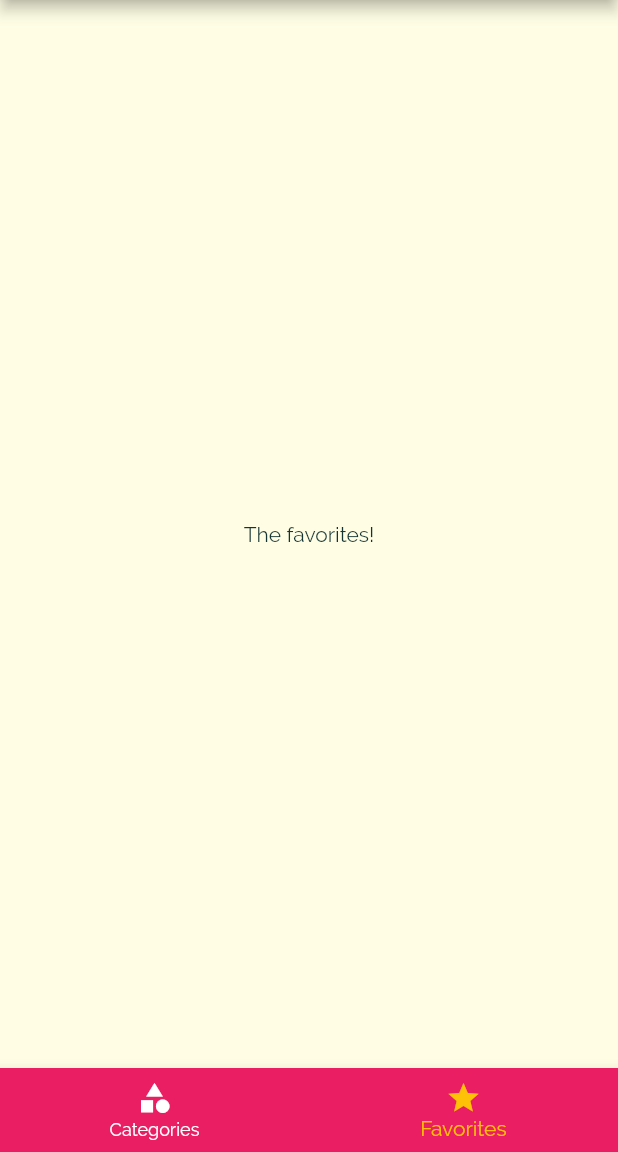
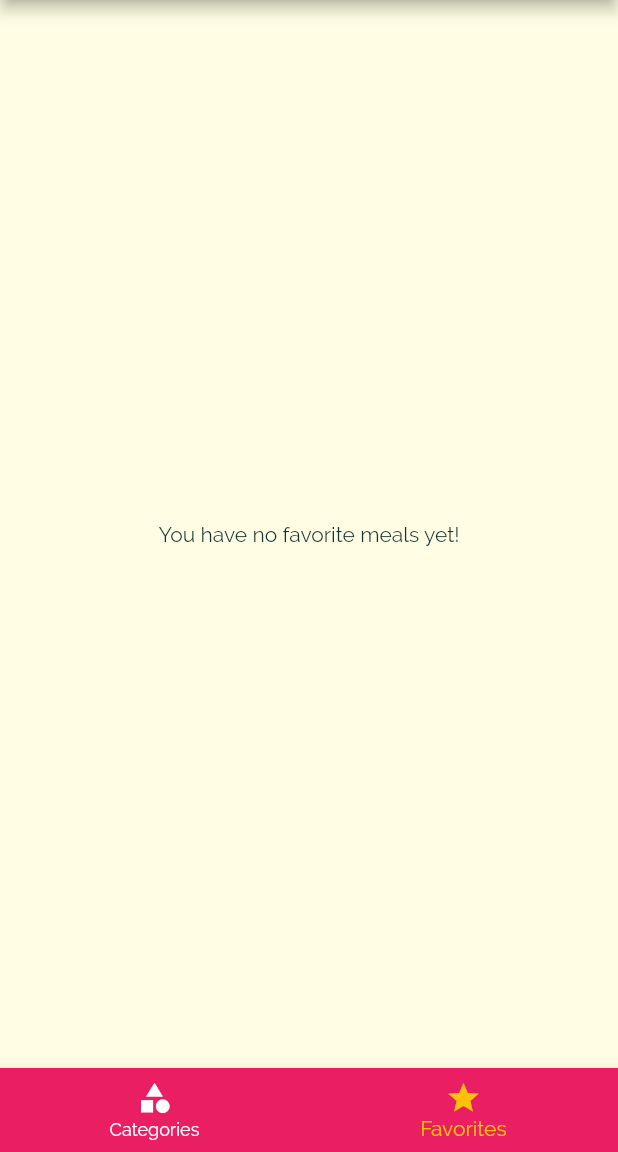
Before and after one commit to gm1357/dev_meals, a Flutter app: the screen it shows after launch, item 2 of the bottom bar chosen, on a phone screen of 412 x 824 dp, the part 84-1236 px from its top. Run offline on Flutter 3.47's test engine with Material 2 defaults, Android fonts, the phone set to English and light mode, and no system bars.

Commit message:
Implementado página de favoritos

```diff
--- a/lib/main.dart
+++ b/lib/main.dart
@@ -23,6 +23,26 @@ class _MyAppState extends State<MyApp> {
     'vegan': false,
   };
   List<Meal> _availableMeals = DUMMY_MEALS;
+  List<Meal> _favoriteMeals = [];
+
+  void _toggleFavorite(String mealId) {
+    final existingIndex =
+        _favoriteMeals.indexWhere((meal) => meal.id == mealId);
+
+    if (existingIndex >= 0) {
+      setState(() {
+        _favoriteMeals.removeAt(existingIndex);
+      });
+    } else {
+      setState(() {
+        _favoriteMeals.add(DUMMY_MEALS.firstWhere((meal) => meal.id == mealId));
+      });
+    }
+  }
+
+  bool _isMealFavorite(String mealId) {
+    return _favoriteMeals.any((meal) => meal.id == mealId);
+  }
 
   void _setFilters(Map<String, bool> filteredData) {
     setState(() {
@@ -74,9 +94,10 @@ class _MyAppState extends State<MyApp> {
             ),
       ),
       routes: {
-        '/': (ctx) => TabsScreen(),
-        CategoryMealsScreen.routeName: (ctx) => CategoryMealsScreen(_availableMeals),
-        MealDetailScreen.routeName: (ctx) => MealDetailScreen(),
+        '/': (ctx) => TabsScreen(_favoriteMeals),
+        CategoryMealsScreen.routeName: (ctx) =>
+            CategoryMealsScreen(_availableMeals),
+        MealDetailScreen.routeName: (ctx) => MealDetailScreen(_toggleFavorite, _isMealFavorite),
         FiltersScreen.routeName: (ctx) => FiltersScreen(_filters, _setFilters),
       },
       onUnknownRoute: (settings) =>
--- a/lib/screens/favorites_screen.dart
+++ b/lib/screens/favorites_screen.dart
@@ -1,10 +1,33 @@
 import 'package:flutter/material.dart';
 
+import '../models/meal.dart';
+import '../widgets/meal_item.dart';
+
 class FavoritesScreen extends StatelessWidget {
+  final List<Meal> favoriteMeals;
+
+  FavoritesScreen(this.favoriteMeals);
+
   @override
   Widget build(BuildContext context) {
-    return Center(
-      child: Text('The favorites!'),
-    );
+    if (favoriteMeals.isEmpty) {
+      return Center(
+        child: Text('You have no favorite meals yet!'),
+      );
+    } else {
+      return ListView.builder(
+        itemBuilder: (ctx, index) {
+          return MealItem(
+            id: favoriteMeals[index].id,
+            title: favoriteMeals[index].title,
+            affordability: favoriteMeals[index].affordability,
+            complexity: favoriteMeals[index].complexity,
+            duration: favoriteMeals[index].duration,
+            imageUrl: favoriteMeals[index].imageUrl,
+          );
+        },
+        itemCount: favoriteMeals.length,
+      );
+    }
   }
 }
--- a/lib/screens/tabs_screen.dart
+++ b/lib/screens/tabs_screen.dart
@@ -3,19 +3,37 @@ import 'package:flutter/material.dart';
 import '../widgets/main_drawer.dart';
 import './categories_screen.dart';
 import './favorites_screen.dart';
+import '../models/meal.dart';
 
 class TabsScreen extends StatefulWidget {
+  final List<Meal> favoriteMeals;
+
+  TabsScreen(this.favoriteMeals);
+
   @override
   _TabsScreenState createState() => _TabsScreenState();
 }
 
 class _TabsScreenState extends State<TabsScreen> {
-  final List<Map<String, Object>> _pages = [
-    {'page': CategoriesScreen(), 'title': 'Categories'},
-    {'page': FavoritesScreen(), 'title': 'Your favorites'},
-  ];
+  List<Map<String, Object>> _pages;
 
   int _selectedIndex = 0;
+
+  @override
+  void initState() {
+    _pages = [
+      {
+        'page': CategoriesScreen(),
+        'title': 'Categories',
+      },
+      {
+        'page': FavoritesScreen(widget.favoriteMeals),
+        'title': 'Your favorites',
+      },
+    ];
+
+    super.initState();
+  }
 
   void _selectPage(int index) {
     setState(() {
--- a/lib/widgets/meal_item.dart
+++ b/lib/widgets/meal_item.dart
@@ -19,7 +19,7 @@ class MealItem extends StatelessWidget {
     @required this.duration,
     @required this.complexity,
     @required this.affordability,
-    @required this.removeItem,
+    this.removeItem,
   });
 
   String get complexityText {
```
Also changed, not shown: lib/screens/meal_detail_screen.dart (+9 -4 lines).
